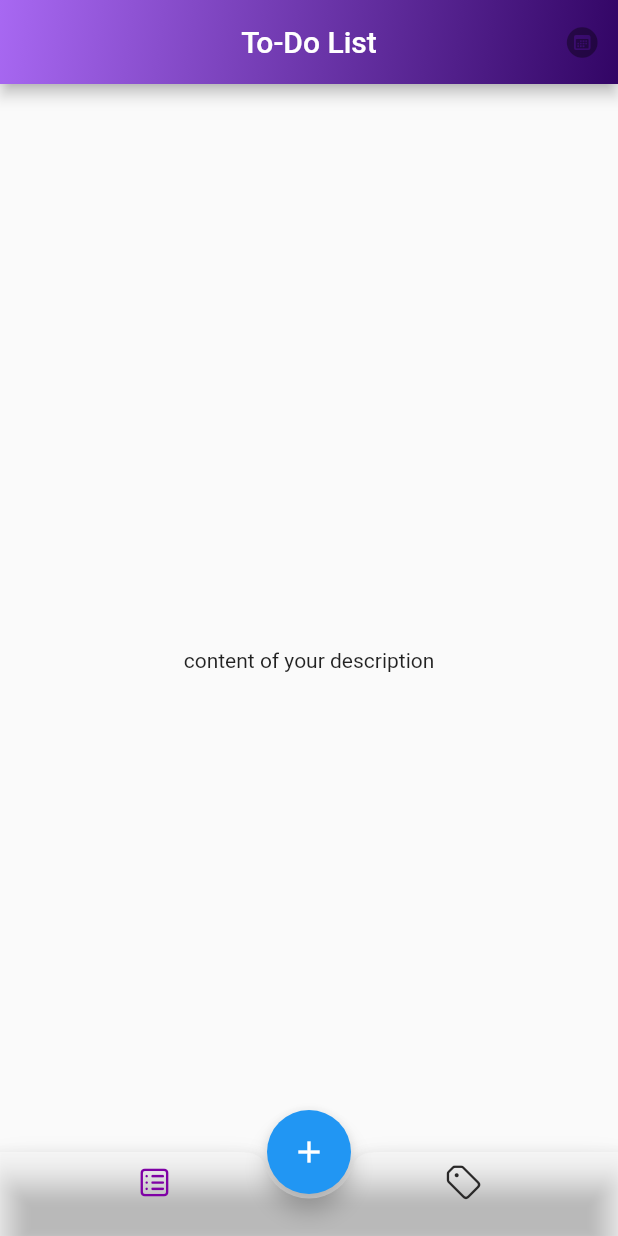
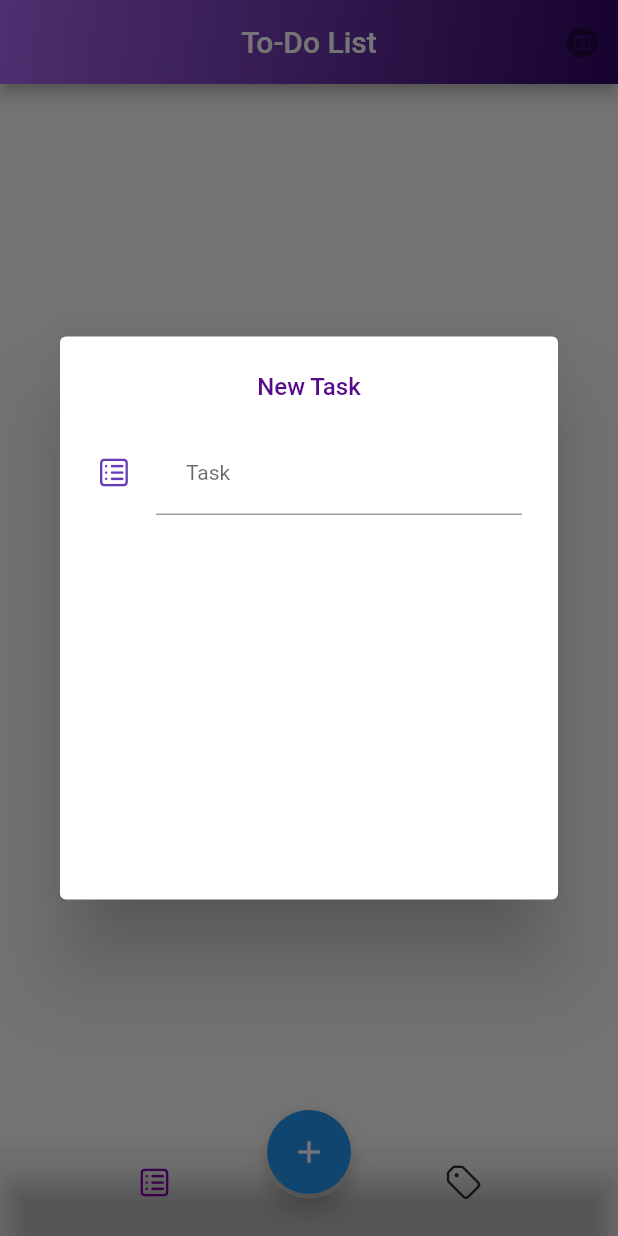
Before and after one commit to akashdevav/To-Do-List-App-in-flutter, a Flutter app: the screen it shows after launch, after a tap on the "add" icon, on a phone screen of 412 x 824 dp. Run offline on Flutter 3.47's test engine with Material 2 defaults, Android fonts, the phone set to English and light mode, and no system bars.

Commit message:
added dialog box when press the floating action button

```diff
--- a/todo_app/lib/bottom_appbar.dart
+++ b/todo_app/lib/bottom_appbar.dart
@@ -53,7 +53,7 @@ class _homePageState extends State<homePage> {
           FloatingActionButtonLocation.centerDocked, //add icon part
       floatingActionButton:
           FloatingActionButton(onPressed: () {
-           addTaskdialog();
+           showDialog(context: context, builder: ((context) => addTaskdialog()));
           },
           tooltip: 'Add task',
            child: Icon(Icons.add)),
--- a/todo_app/lib/dialog_box.dart
+++ b/todo_app/lib/dialog_box.dart
@@ -1,3 +1,4 @@
+import 'package:flutter/cupertino.dart';
 import 'package:flutter/material.dart';
 
 class addTaskdialog extends StatefulWidget {
@@ -15,12 +16,32 @@ class _addTaskdialogState extends State<addTaskdialog> {
   Widget build(BuildContext context) {
     var width = MediaQuery.of(context).size.width;
     var hight = MediaQuery.of(context).size.height;
-    return AlertDialog(
+    return  AlertDialog(
       scrollable: true,
       title: Text(
         'New Task',
         textAlign: TextAlign.center,
-        style: TextStyle(fontSize: 16.0, color: Colors.red),
+        style: TextStyle(fontSize: 16.0, color: Color.fromARGB(255, 86, 11, 136)),
+      ),
+      content: SizedBox(
+        height: hight * 0.35,
+        width: width,
+        child: Form(
+          child: Column(
+            children: [
+              TextFormField(style: TextStyle(fontSize: 14.0),
+              decoration: InputDecoration(
+                contentPadding: EdgeInsets.symmetric(
+                  horizontal: 20.0,
+                  vertical: 20.0
+                ),
+                hintText: 'Task',
+                hintStyle: TextStyle(fontSize: 14.0),
+                icon: Icon(CupertinoIcons.square_list, color: Colors.deepPurple,)
+              ),)
+            ],
+          ),
+        ),
       ),
     );
   }
```
